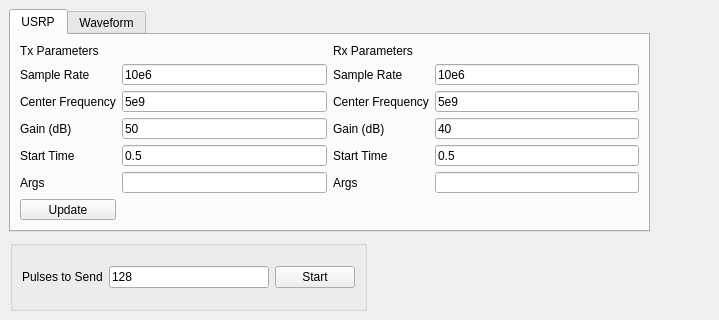
Above: ui/radar_window.ui from ShaneFlandermeyer/uhd-radar before the change; both pictures show x 0 to 719 and y 0 to 320 of the 1052 by 755 pixel window. Below: the same form after it.
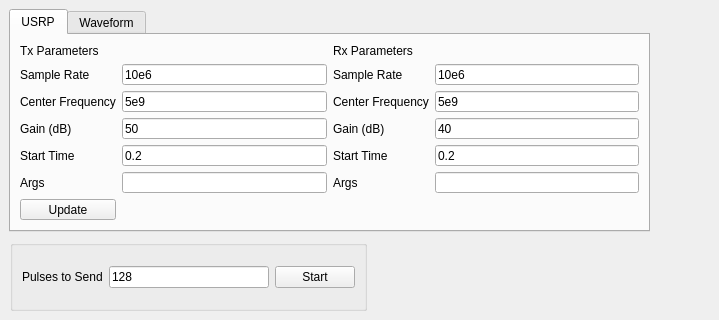
That is the form after the change. Custom widgets are drawn as their Qt base class.

```diff
--- a/ui/radar_window.ui
+++ b/ui/radar_window.ui
@@ -180,14 +180,14 @@
       <item row="4" column="1">
        <widget class="QLineEdit" name="tx_start_time">
         <property name="text">
-         <string>0.5</string>
+         <string>0.2</string>
         </property>
        </widget>
       </item>
       <item row="4" column="3">
        <widget class="QLineEdit" name="rx_start_time">
         <property name="text">
-         <string>0.5</string>
+         <string>0.2</string>
         </property>
        </widget>
       </item>
```
